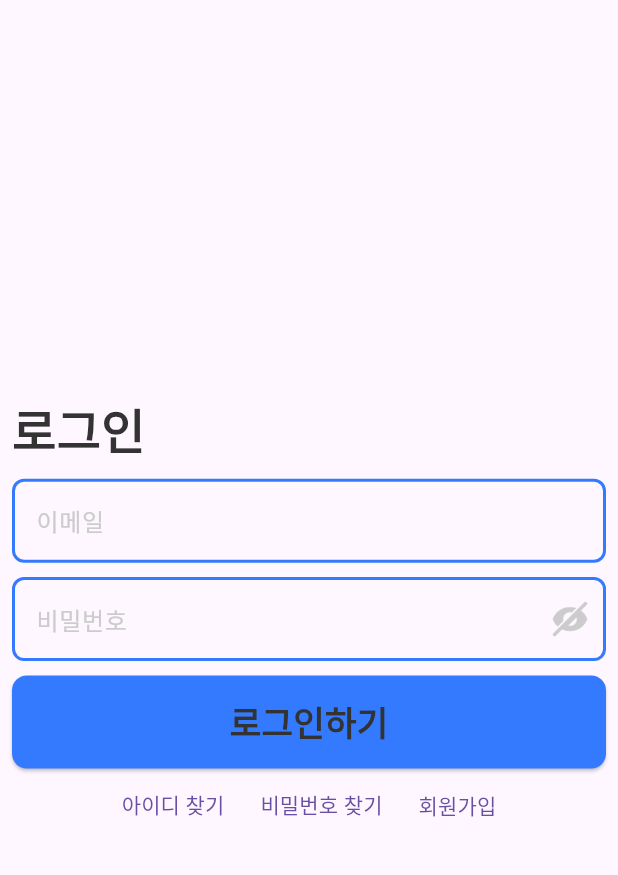
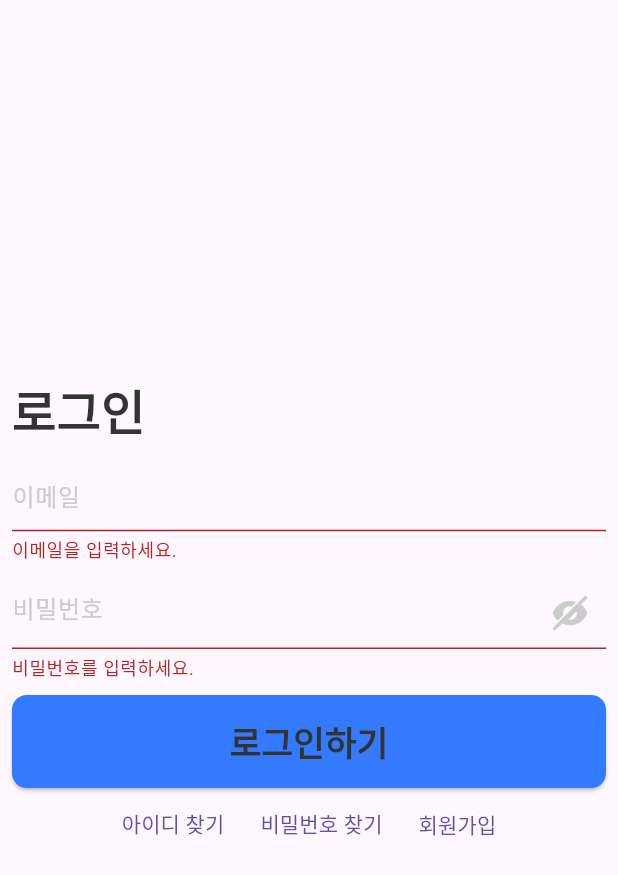
Before and after one commit to sue0-si/UriBingo, a Flutter app: the screen it shows after launch, after a tap on "로그인하기", on a phone screen of 412 x 824 dp. Shown: the top 875 px of the screen. Run offline on Flutter 3.47's test engine with Material 3 defaults, Android fonts, the phone set to English and light mode, and no system bars; our stand-ins replace cloud_firestore, firebase_auth, firebase_core, flutter_screenutil, go_router, image_picker; missing offline and left inert: firebase_ui_auth; accounts and stored records are empty; generated files the repository leaves out were written again; network calls fail; Roboto replaces fonts that are missing (Pretendard); project files that could hold a hidden picture were left out.

Commit message:
로그인 실패시 다이얼로그 메세지

```diff
--- a/lib/view/page/login_pages/login_page.dart
+++ b/lib/view/page/login_pages/login_page.dart
@@ -19,6 +19,7 @@ class LoginPage extends StatefulWidget {
 class _LoginPageState extends State<LoginPage> {
   var emailController = TextEditingController();
   var passwordController = TextEditingController();
+  final GlobalKey<FormState> _formKey = GlobalKey<FormState>();
 
   @override
   void dispose() {
@@ -33,6 +34,8 @@ class _LoginPageState extends State<LoginPage> {
     return Scaffold(
         body: Padding(
       padding: const EdgeInsets.all(8.0),
+      child: Form(
+        key: _formKey,
         child: Column(
           mainAxisAlignment: MainAxisAlignment.center,
           crossAxisAlignment: CrossAxisAlignment.start,
@@ -45,20 +48,24 @@ class _LoginPageState extends State<LoginPage> {
             LoginTextfield(
               hintText: '이메일',
               controller: emailController,
+              validator: viewmodel.emailValidator,
             ),
             SizedBox(height: 8.h),
             PasswordTextfield(
               hintText: '비밀번호',
               controller: passwordController,
+              validator: viewmodel.passwordValidator,
             ),
             SizedBox(height: 8.h),
             LoginElevatedButton(
                 childText: '로그인하기',
                 onPressed: () {
+                  if (_formKey.currentState?.validate() ?? false) {
                     viewmodel.handleLoginButton(
                         email: emailController.text,
                         password: passwordController.text,
                         context: context);
+                  }
                 }),
             Row(
               mainAxisAlignment: MainAxisAlignment.center,
@@ -74,6 +81,7 @@ class _LoginPageState extends State<LoginPage> {
             )
           ],
         ),
+      ),
     ));
   }
 }
--- a/lib/view_model/login_page_view_model.dart
+++ b/lib/view_model/login_page_view_model.dart
@@ -3,14 +3,61 @@ import 'package:flutter/material.dart';
 import 'package:go_router/go_router.dart';
 
 class LoginPageViewModel with ChangeNotifier {
-  handleLoginButton(
+  // 로그인
+  Future<void> handleLoginButton(
       {required String email,
       required String password,
       required BuildContext context}) async {
-    await FirebaseAuth.instance
-        .signInWithEmailAndPassword(email: email, password: password);
-    if (context.mounted) {
-      context.go('/');
+    try {
+      await FirebaseAuth.instance
+          .signInWithEmailAndPassword(email: email, password: password);
+      if (context.mounted) {
+        context.go('/');
+      }
+    } on FirebaseAuthException catch (_) {
+      if (context.mounted) {
+        showDialog(
+          context: context,
+          builder: (context) {
+            return AlertDialog(
+              title: const Text('오류'),
+              content: const Text('존재하지 않는 아이디 혹은 비밀번호가 일치하지 않습니다.'),
+              actions: [
+                TextButton(
+                  onPressed: () {
+                    Navigator.pop(context);
+                  },
+                  child: const Text('확인'),
+                ),
+              ],
+            );
+          },
+        );
+      }
     }
   }
+
+// 이메일 유효성 검사
+  String? emailValidator(String? value) {
+    final RegExp emailRegExp =
+        RegExp(r'^[\w-]+(\.[\w-]+)*@([\w-]+\.)+[a-zA-Z]{2,7}$');
+    if (value == null || value.isEmpty) {
+      return '이메일을 입력하세요.';
+    }
+    if (!emailRegExp.hasMatch(value)) {
+      return '유효한 이메일 주소를 입력하세요.';
+    }
+    return null;
+  }
+
+// 비밀번호 유효성 검사
+  String? passwordValidator(String? value) {
+    if (value == null || value.isEmpty) {
+      return '비밀번호를 입력하세요.';
+    }
+    if (value.length < 6) {
+      return '6자리 이상 입력하세요';
+    }
+    return null;
+  }
 }
```
Lines whose indentation alone changed are shown as unchanged.
